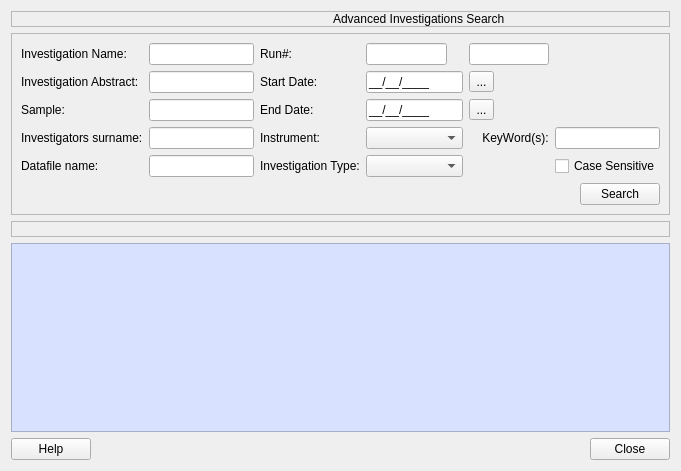
This is Code/qtiplot/MantidQt/MantidWidgets/inc/ICatAdvancedSearch.ui in mantidproject/mantid as Qt 5 draws it before an edit. The edited form follows.
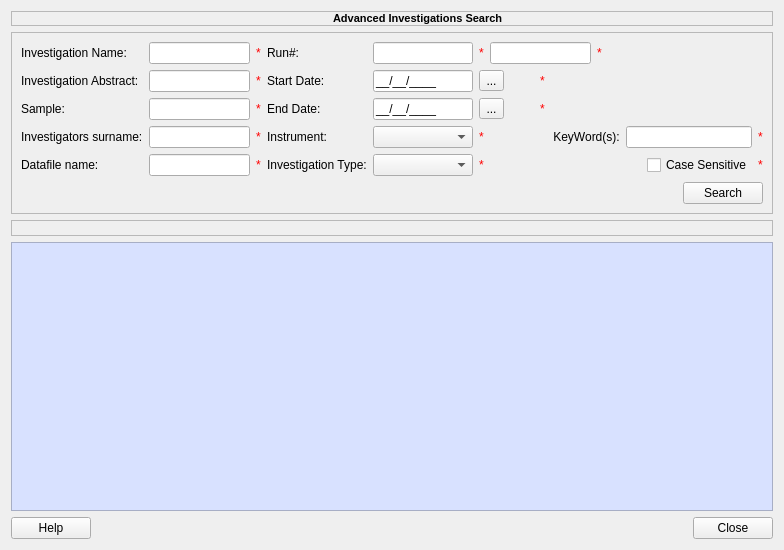
This is the edited form. Icons and pictures are not drawn.

Commit message: re#1550 - validators added for icat search and advanced search dialogs

```diff
--- a/Code/qtiplot/MantidQt/MantidWidgets/inc/ICatAdvancedSearch.ui
+++ b/Code/qtiplot/MantidQt/MantidWidgets/inc/ICatAdvancedSearch.ui
@@ -5,14 +5,14 @@
    <rect>
     <x>0</x>
     <y>0</y>
-    <width>681</width>
-    <height>471</height>
+    <width>784</width>
+    <height>550</height>
    </rect>
   </property>
   <property name="windowTitle" >
    <string>ICat Advanced Search</string>
   </property>
-  <layout class="QVBoxLayout" name="verticalLayout_2" >
+  <layout class="QVBoxLayout" name="verticalLayout" >
    <item>
     <widget class="QLabel" name="advsearchtitleLabel" >
      <property name="maximumSize" >
@@ -28,7 +28,11 @@
       <enum>QFrame::Sunken</enum>
      </property>
      <property name="text" >
-      <string>Advanced Investigations Search</string>
+      <string>&lt;!DOCTYPE HTML PUBLIC "-//W3C//DTD HTML 4.0//EN" "http://www.w3.org/TR/REC-html40/strict.dtd">
+&lt;html>&lt;head>&lt;meta name="qrichtext" content="1" />&lt;style type="text/css">
+p, li { white-space: pre-wrap; }
+&lt;/style>&lt;/head>&lt;body style=" font-family:'MS Shell Dlg 2'; font-size:8.25pt; font-weight:400; font-style:normal;">
+&lt;p style=" margin-top:0px; margin-bottom:0px; margin-left:0px; margin-right:0px; -qt-block-indent:0; text-indent:0px;">&lt;span style=" font-size:8pt; font-weight:600;">Advanced Investigations Search&lt;/span>&lt;/p>&lt;/body>&lt;/html></string>
      </property>
      <property name="indent" >
       <number>321</number>
@@ -52,8 +56,8 @@
      <property name="frameShadow" >
       <enum>QFrame::Sunken</enum>
      </property>
-     <layout class="QVBoxLayout" name="verticalLayout" >
-      <item>
+     <layout class="QGridLayout" name="gridLayout_2" >
+      <item row="0" column="0" >
        <layout class="QGridLayout" name="gridLayout" >
         <item row="0" column="0" >
          <widget class="QLabel" name="invstNameLabel" >
@@ -63,51 +67,48 @@
          </widget>
         </item>
         <item row="0" column="1" >
-         <widget class="QLineEdit" name="investigatonNameEdit" >
-          <property name="maximumSize" >
-           <size>
-            <width>133</width>
-            <height>16777215</height>
-           </size>
-          </property>
-         </widget>
+         <widget class="QLineEdit" name="InvestigationName" />
         </item>
         <item row="0" column="2" >
+         <widget class="QLabel" name="InvestigationName_2" >
+          <property name="styleSheet" >
+           <string notr="true" >color: rgb(255, 0, 0);</string>
+          </property>
+          <property name="text" >
+           <string>*</string>
+          </property>
+         </widget>
+        </item>
+        <item row="0" column="3" >
          <widget class="QLabel" name="runNumberLabel" >
           <property name="text" >
            <string>Run#:</string>
           </property>
          </widget>
         </item>
-        <item row="0" column="3" >
-         <widget class="QLineEdit" name="startRunEdit" >
-          <property name="maximumSize" >
-           <size>
-            <width>81</width>
-            <height>16777215</height>
-           </size>
-          </property>
-          <property name="toolTip" >
-           <string>Start Run Number</string>
-          </property>
-          <property name="inputMask" >
-           <string/>
-          </property>
-         </widget>
-        </item>
         <item row="0" column="4" >
-         <widget class="QLineEdit" name="endRunEdit" >
-          <property name="maximumSize" >
-           <size>
-            <width>81</width>
-            <height>16777215</height>
-           </size>
+         <widget class="QLineEdit" name="StartRun" />
+        </item>
+        <item row="0" column="5" >
+         <widget class="QLabel" name="StartRun_2" >
+          <property name="styleSheet" >
+           <string notr="true" >color: rgb(255, 0, 0);</string>
           </property>
-          <property name="toolTip" >
-           <string>End Run Number</string>
+          <property name="text" >
+           <string>*</string>
           </property>
-          <property name="inputMask" >
-           <string/>
+         </widget>
+        </item>
+        <item row="0" column="6" colspan="2" >
+         <widget class="QLineEdit" name="EndRun" />
+        </item>
+        <item row="0" column="8" colspan="3" >
+         <widget class="QLabel" name="EndRun_2" >
+          <property name="styleSheet" >
+           <string notr="true" >color: rgb(255, 0, 0);</string>
+          </property>
+          <property name="text" >
+           <string>*</string>
           </property>
          </widget>
         </item>
@@ -119,42 +120,39 @@
          </widget>
         </item>
         <item row="1" column="1" >
-         <widget class="QLineEdit" name="invstAbstractEdit" >
-          <property name="maximumSize" >
-           <size>
-            <width>133</width>
-            <height>16777215</height>
-           </size>
-          </property>
-         </widget>
+         <widget class="QLineEdit" name="InvestigationAbstract" />
         </item>
         <item row="1" column="2" >
+         <widget class="QLabel" name="InvestigationAbstract_2" >
+          <property name="styleSheet" >
+           <string notr="true" >color: rgb(255, 0, 0);</string>
+          </property>
+          <property name="text" >
+           <string>*</string>
+          </property>
+         </widget>
+        </item>
+        <item row="1" column="3" >
          <widget class="QLabel" name="startdateLabel" >
           <property name="text" >
            <string>Start Date:</string>
           </property>
          </widget>
         </item>
-        <item row="1" column="3" >
-         <widget class="QLineEdit" name="startdateLineEdit" >
-          <property name="maximumSize" >
-           <size>
-            <width>101</width>
-            <height>16777215</height>
-           </size>
-          </property>
-          <property name="toolTip" >
-           <string>Date in DD/MM/YYY format</string>
-          </property>
-          <property name="inputMask" >
-           <string>99/99/9999;_</string>
-          </property>
-          <property name="text" >
-           <string>//</string>
-          </property>
-         </widget>
-        </item>
         <item row="1" column="4" >
+         <widget class="QLineEdit" name="StartDate" >
+          <property name="toolTip" >
+           <string>Date in DD/MM/YYY format</string>
+          </property>
+          <property name="inputMask" >
+           <string>99/99/9999;_</string>
+          </property>
+          <property name="text" >
+           <string>//</string>
+          </property>
+         </widget>
+        </item>
+        <item row="1" column="5" colspan="2" >
          <widget class="QToolButton" name="startdatetoolButton" >
           <property name="maximumSize" >
            <size>
@@ -167,6 +165,16 @@
           </property>
          </widget>
         </item>
+        <item row="1" column="7" >
+         <widget class="QLabel" name="StartDate_2" >
+          <property name="styleSheet" >
+           <string notr="true" >color: rgb(255, 0, 0);</string>
+          </property>
+          <property name="text" >
+           <string>*</string>
+          </property>
+         </widget>
+        </item>
         <item row="2" column="0" >
          <widget class="QLabel" name="sampleLabel" >
           <property name="text" >
@@ -175,42 +183,39 @@
          </widget>
         </item>
         <item row="2" column="1" >
-         <widget class="QLineEdit" name="sampleEdit" >
-          <property name="maximumSize" >
-           <size>
-            <width>133</width>
-            <height>16777215</height>
-           </size>
-          </property>
-         </widget>
+         <widget class="QLineEdit" name="SampleName" />
         </item>
         <item row="2" column="2" >
+         <widget class="QLabel" name="SampleName_2" >
+          <property name="styleSheet" >
+           <string notr="true" >color: rgb(255, 0, 0);</string>
+          </property>
+          <property name="text" >
+           <string>*</string>
+          </property>
+         </widget>
+        </item>
+        <item row="2" column="3" >
          <widget class="QLabel" name="enddateLabel" >
           <property name="text" >
            <string>End Date:</string>
           </property>
          </widget>
         </item>
-        <item row="2" column="3" >
-         <widget class="QLineEdit" name="enddateLineEdit" >
-          <property name="maximumSize" >
-           <size>
-            <width>101</width>
-            <height>16777215</height>
-           </size>
-          </property>
-          <property name="toolTip" >
-           <string>Date in DD/MM/YYY format</string>
-          </property>
-          <property name="inputMask" >
-           <string>99/99/9999;_</string>
-          </property>
-          <property name="text" >
-           <string>//</string>
-          </property>
-         </widget>
-        </item>
         <item row="2" column="4" >
+         <widget class="QLineEdit" name="EndDate" >
+          <property name="toolTip" >
+           <string>Date in DD/MM/YYY format</string>
+          </property>
+          <property name="inputMask" >
+           <string>99/99/9999;_</string>
+          </property>
+          <property name="text" >
+           <string>//</string>
+          </property>
+         </widget>
+        </item>
+        <item row="2" column="5" colspan="2" >
          <widget class="QToolButton" name="enddatetoolButton" >
           <property name="maximumSize" >
            <size>
@@ -223,6 +228,16 @@
           </property>
          </widget>
         </item>
+        <item row="2" column="7" >
+         <widget class="QLabel" name="EndDate_2" >
+          <property name="styleSheet" >
+           <string notr="true" >color: rgb(255, 0, 0);</string>
+          </property>
+          <property name="text" >
+           <string>*</string>
+          </property>
+         </widget>
+        </item>
         <item row="3" column="0" >
          <widget class="QLabel" name="invstsurnameLabel" >
           <property name="text" >
@@ -231,52 +246,62 @@
          </widget>
         </item>
         <item row="3" column="1" >
-         <widget class="QLineEdit" name="invstsurnameEdit" >
-          <property name="maximumSize" >
-           <size>
-            <width>133</width>
-            <height>16777215</height>
-           </size>
-          </property>
-         </widget>
+         <widget class="QLineEdit" name="InvestigatorSurName" />
         </item>
         <item row="3" column="2" >
+         <widget class="QLabel" name="InvestigatorSurName_2" >
+          <property name="styleSheet" >
+           <string notr="true" >color: rgb(255, 0, 0);</string>
+          </property>
+          <property name="text" >
+           <string>*</string>
+          </property>
+         </widget>
+        </item>
+        <item row="3" column="3" >
          <widget class="QLabel" name="instrumentLabel" >
           <property name="text" >
            <string>Instrument:</string>
           </property>
          </widget>
         </item>
-        <item row="3" column="3" >
-         <widget class="QComboBox" name="instrumentBox" >
-          <property name="maximumSize" >
-           <size>
-            <width>101</width>
-            <height>16777215</height>
-           </size>
-          </property>
-          <property name="toolTip" >
-           <string>Instrument Box</string>
-          </property>
-          <property name="styleSheet" >
-           <string notr="true" >QComboBox#instrumentBox QListView{background-color: white;background-image: url(ICatComboBackground.png);background-attachment: scroll;}QComboBox#instrumentBox QListView QScrollBar:vertical{background-image: url(:/images/ICatComboVScrollbar.png); background-repeat: repeat-y; width: 17px; height:20px;} </string>
-          </property>
-         </widget>
-        </item>
         <item row="3" column="4" >
+         <widget class="QComboBox" name="Instrument" >
+          <property name="toolTip" >
+           <string>Instrument Box</string>
+          </property>
+          <property name="styleSheet" >
+           <string notr="true" >QComboBox#Instrument QListView{background-color: white;background-image: url(ICatComboBackground.png);background-attachment: scroll;}QComboBox#Instrument QListView QScrollBar:vertical{background-image: url(:/images/ICatComboVScrollbar.png); background-repeat: repeat-y; width: 17px; height:20px;} </string>
+          </property>
+         </widget>
+        </item>
+        <item row="3" column="5" >
+         <widget class="QLabel" name="Instrument_2" >
+          <property name="styleSheet" >
+           <string notr="true" >color: rgb(255, 0, 0);</string>
+          </property>
+          <property name="text" >
+           <string>*</string>
+          </property>
+         </widget>
+        </item>
+        <item row="3" column="7" colspan="2" >
          <widget class="QLabel" name="keywordsLabel" >
           <property name="text" >
            <string>    KeyWord(s):</string>
           </property>
          </widget>
         </item>
-        <item row="3" column="5" >
-         <widget class="QLineEdit" name="keywordsEdit" >
-          <property name="maximumSize" >
-           <size>
-            <width>121</width>
-            <height>16777215</height>
-           </size>
+        <item row="3" column="9" colspan="2" >
+         <widget class="QLineEdit" name="Keywords" />
+        </item>
+        <item row="3" column="11" >
+         <widget class="QLabel" name="Keywords_2" >
+          <property name="styleSheet" >
+           <string notr="true" >color: rgb(255, 0, 0);</string>
+          </property>
+          <property name="text" >
+           <string>*</string>
           </property>
          </widget>
         </item>
@@ -288,59 +313,76 @@
          </widget>
         </item>
         <item row="4" column="1" >
-         <widget class="QLineEdit" name="datafilenameEdit" >
-          <property name="maximumSize" >
-           <size>
-            <width>133</width>
-            <height>16777215</height>
-           </size>
-          </property>
-         </widget>
+         <widget class="QLineEdit" name="DataFileName" />
         </item>
         <item row="4" column="2" >
+         <widget class="QLabel" name="DataFileName_2" >
+          <property name="styleSheet" >
+           <string notr="true" >color: rgb(255, 0, 0);</string>
+          </property>
+          <property name="text" >
+           <string>*</string>
+          </property>
+         </widget>
+        </item>
+        <item row="4" column="3" >
          <widget class="QLabel" name="invstTypeLabel" >
           <property name="text" >
            <string>Investigation Type:</string>
           </property>
          </widget>
         </item>
-        <item row="4" column="3" >
-         <widget class="QComboBox" name="invstTypeBox" >
-          <property name="maximumSize" >
-           <size>
-            <width>101</width>
-            <height>16777215</height>
-           </size>
-          </property>
-          <property name="styleSheet" >
-           <string notr="true" >QComboBox#invstTypeBox QListView{background-color: white;background-image: url(ICatComboBackground.png);background-attachment: scroll;}QComboBox#invstTypeBox QListView QScrollBar:vertical{background-image: url(:/images/ICatComboVScrollbar.png); background-repeat: repeat-y; width: 17px; height:20px;} </string>
-          </property>
-         </widget>
-        </item>
         <item row="4" column="4" >
+         <widget class="QComboBox" name="InvestigationType" >
+          <property name="styleSheet" >
+           <string notr="true" >QComboBox#InvestigationType QListView{background-color: white;background-image: url(ICatComboBackground.png);background-attachment: scroll;}QComboBox#InvestigationType QListView QScrollBar:vertical{background-image: url(:/images/ICatComboVScrollbar.png); background-repeat: repeat-y; width: 17px; height:20px;} </string>
+          </property>
+         </widget>
+        </item>
+        <item row="4" column="5" colspan="2" >
+         <widget class="QLabel" name="InvestigationType_2" >
+          <property name="styleSheet" >
+           <string notr="true" >color: rgb(255, 0, 0);</string>
+          </property>
+          <property name="text" >
+           <string>*</string>
+          </property>
+         </widget>
+        </item>
+        <item row="4" column="7" colspan="3" >
          <spacer name="horizontalSpacer_3" >
           <property name="orientation" >
            <enum>Qt::Horizontal</enum>
           </property>
           <property name="sizeHint" stdset="0" >
            <size>
-            <width>78</width>
+            <width>108</width>
             <height>17</height>
            </size>
           </property>
          </spacer>
         </item>
-        <item row="4" column="5" >
+        <item row="4" column="10" >
          <widget class="QCheckBox" name="casesensitiveBox" >
           <property name="text" >
            <string>Case Sensitive</string>
           </property>
          </widget>
         </item>
+        <item row="4" column="11" >
+         <widget class="QLabel" name="CaseSensitive_2" >
+          <property name="styleSheet" >
+           <string notr="true" >color: rgb(255, 0, 0);</string>
+          </property>
+          <property name="text" >
+           <string>*</string>
+          </property>
+         </widget>
+        </item>
        </layout>
       </item>
-      <item>
-       <layout class="QHBoxLayout" name="horizontalLayout_3" >
+      <item row="1" column="0" >
+       <layout class="QHBoxLayout" name="horizontalLayout_2" >
         <item>
          <spacer name="horizontalSpacer_4" >
           <property name="orientation" >
```
The commit also changes 6 other files.
